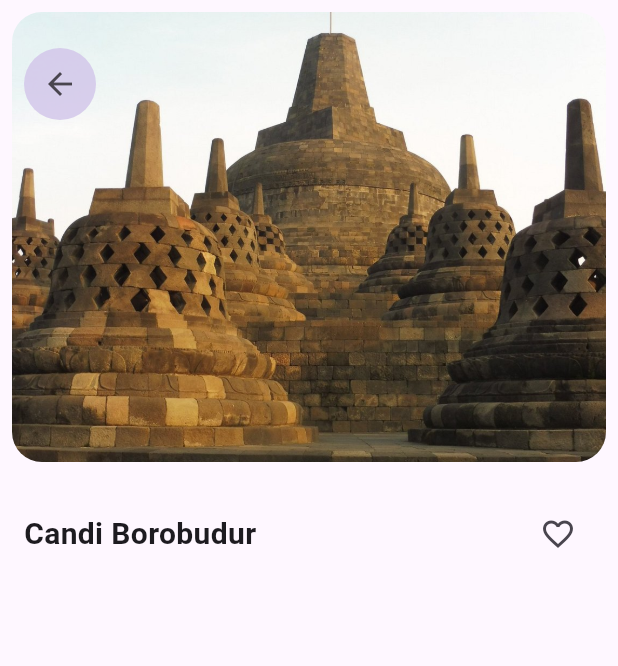
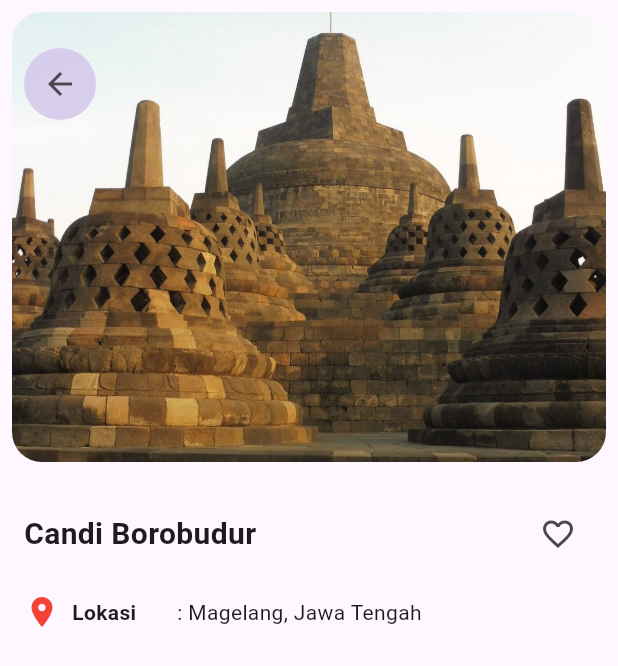
Before and after one commit to NicholasTan24/wisata_candi_nicholastan, a Flutter app: the screen it shows after launch, on a phone screen of 412 x 824 dp. Shown: the top 666 px of the screen. Run offline on Flutter 3.47's test engine with Material 3 defaults, Android fonts, the phone set to English and light mode, and no system bars.

Commit message:
Info Tengah Row pertama
Membuat detailInfo tengah pada Row pertama yaitu lokasi candi

```diff
--- a/lib/screens/detail_screen.dart
+++ b/lib/screens/detail_screen.dart
@@ -29,7 +29,8 @@ class DetailScreen extends StatelessWidget {
               ),
               //padding back button
               Padding(
-                padding: const EdgeInsets.symmetric(horizontal: 16, vertical: 32),
+                padding:
+                    const EdgeInsets.symmetric(horizontal: 16, vertical: 32),
                 child: Container(
                   decoration: BoxDecoration(
                     color: Colors.deepPurple[100]?.withOpacity(0.8),
@@ -39,8 +40,7 @@ class DetailScreen extends StatelessWidget {
                       onPressed: () {},
                       icon: const Icon(
                         Icons.arrow_back,
-                      )
-                  ),
+                      )),
                 ),
               )
             ],
@@ -55,17 +55,36 @@ class DetailScreen extends StatelessWidget {
                 Row(
                   mainAxisAlignment: MainAxisAlignment.spaceBetween,
                   children: [
-                    Text(candi.name,
+                    Text(
+                      candi.name,
                       style: TextStyle(
                         fontSize: 20,
                         fontWeight: FontWeight.bold,
-                      ) ,
                       ),
-                    IconButton(onPressed: (){},
-                        icon: Icon(Icons.favorite_border))
+                    ),
+                    IconButton(
+                        onPressed: () {}, icon: Icon(Icons.favorite_border))
                   ],
-                )
+                ),
                 // info tengah (lokasi, dibangun, tipe)
+                SizedBox(height: 16),
+                Row(
+                  children: [
+                    Icon(Icons.place, color: Colors.red),
+                    SizedBox(width: 8),
+                    SizedBox(
+                      width: 70,
+                      child: Text('Lokasi', style: TextStyle(
+                        fontWeight: FontWeight.bold),),),
+                    Text(': ${candi.location}'),
+                  ],
+                ),
+                Row(
+                  children: [],
+                ),
+                Row(
+                  children: [],
+                ),
                 // info bawah (deskripsi)
               ],
             ),
```
Lines whose indentation alone changed are shown as unchanged.
